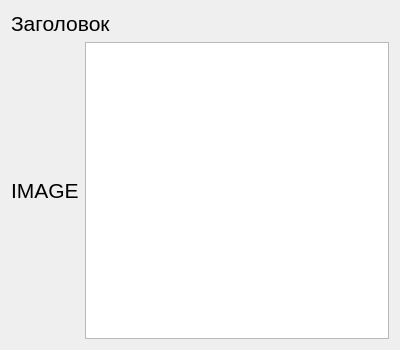
Qt form src/newscard.ui (dimkashelk/SimpleKinopoiskQt) before a commit.
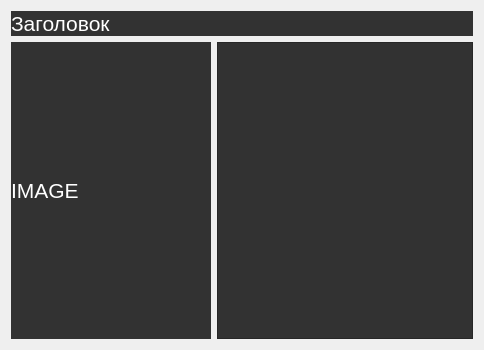
The same form after that commit.

Commit message: Update design NewsCard

```diff
--- a/src/newscard.ui
+++ b/src/newscard.ui
@@ -27,6 +27,21 @@
   <property name="windowTitle">
    <string>Form</string>
   </property>
+  <property name="styleSheet">
+   <string notr="true">QFrame {
+	background-color: rgb(50, 50, 50);
+}
+
+QLabel {
+	color: rgb(255, 255, 255);
+	font: 25 18pt &quot;Segoe UI Light&quot;;
+}
+
+QTextEdit {
+	color: rgb(255, 255, 255);
+	font: 25 16pt &quot;Segoe UI Light&quot;;
+}</string>
+  </property>
   <layout class="QVBoxLayout" name="verticalLayout_2">
    <item>
     <layout class="QVBoxLayout" name="verticalLayout">
@@ -52,14 +67,42 @@
      <item>
       <layout class="QHBoxLayout" name="horizontalLayout">
        <item>
-        <widget class="QLabel" name="label_2">
+        <widget class="QLabel" name="news_image">
+         <property name="minimumSize">
+          <size>
+           <width>200</width>
+           <height>0</height>
+          </size>
+         </property>
          <property name="text">
           <string>IMAGE</string>
          </property>
         </widget>
        </item>
        <item>
-        <widget class="QTextEdit" name="textEdit"/>
+        <widget class="QTextEdit" name="news_text">
+         <property name="sizePolicy">
+          <sizepolicy hsizetype="Minimum" vsizetype="Minimum">
+           <horstretch>0</horstretch>
+           <verstretch>0</verstretch>
+          </sizepolicy>
+         </property>
+         <property name="font">
+          <font>
+           <family>Segoe UI Light</family>
+           <pointsize>16</pointsize>
+           <weight>3</weight>
+           <italic>false</italic>
+           <bold>false</bold>
+          </font>
+         </property>
+         <property name="styleSheet">
+          <string notr="true"/>
+         </property>
+         <property name="readOnly">
+          <bool>true</bool>
+         </property>
+        </widget>
        </item>
       </layout>
      </item>
```
Left out of the diff: 5 changed lines with no effect on the pictures. The commit also changes 2 other files.
